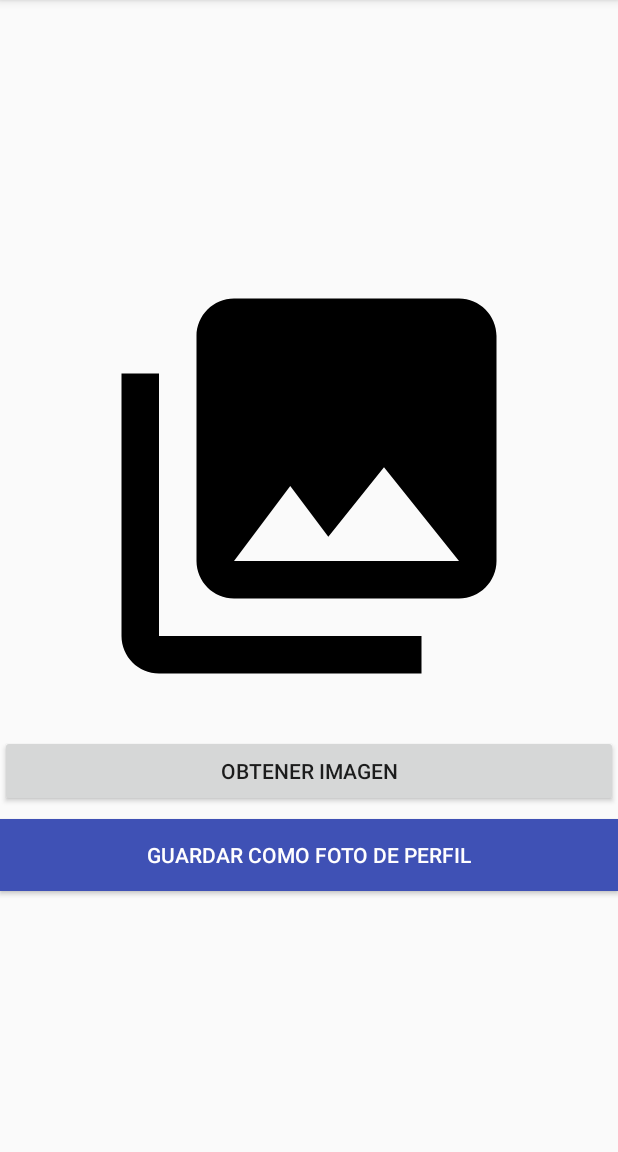
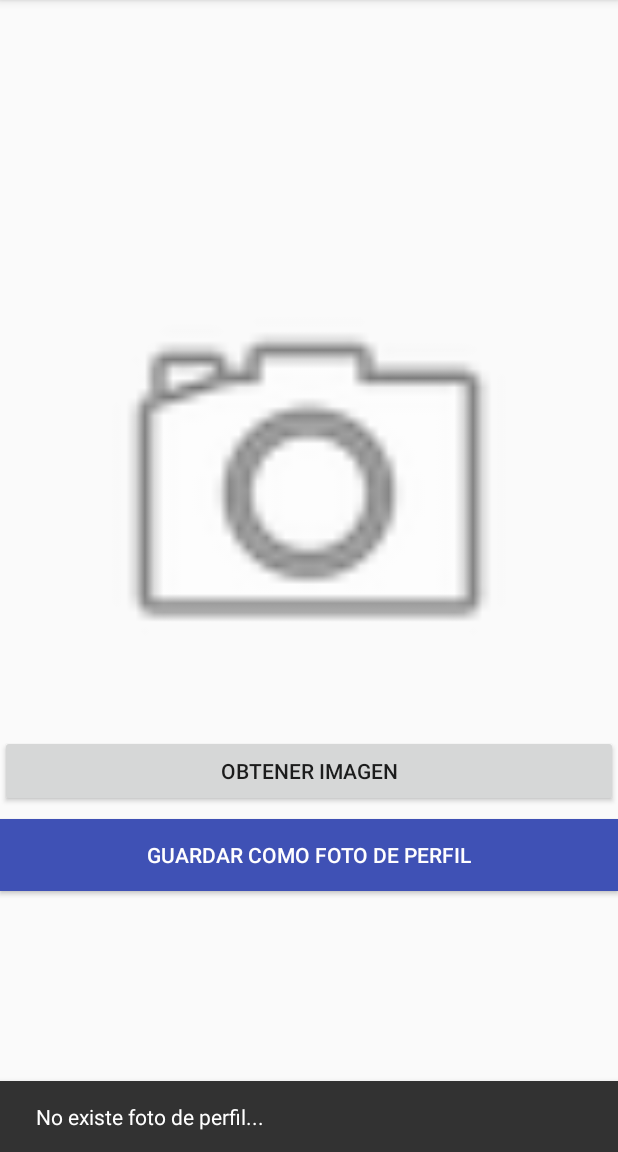
Before and after one commit to jossanjim3/frontend-entregable-1, an Android app: the PhotoProfileActivity screen opened directly, with no data from a screen before it, on a phone screen of 412 x 824 dp, the part 84-1236 px from its top. Run offline under Robolectric (Android 15) with nearby library versions, the phone set to English and light mode, and no system bars; our stand-ins replace Firebase (no records; nobody signed in at launch, a user with empty details on screens opened directly); pictures from the network do not load.

Commit message:
proceso cambiar foto de perfil funcionando ok

```diff
--- a/app/src/main/java/us/master/entregable1/PhotoProfileActivity.java
+++ b/app/src/main/java/us/master/entregable1/PhotoProfileActivity.java
@@ -7,6 +7,7 @@ import androidx.core.app.ActivityCompat;
 import androidx.core.content.ContextCompat;
 
 import android.Manifest;
+import android.app.ProgressDialog;
 import android.content.Intent;
 import android.content.pm.PackageManager;
 import android.net.Uri;
@@ -26,6 +27,7 @@ import com.google.android.gms.tasks.Task;
 import com.google.android.material.snackbar.BaseTransientBottomBar;
 import com.google.android.material.snackbar.Snackbar;
 import com.google.firebase.auth.FirebaseAuth;
+import com.google.firebase.storage.FileDownloadTask;
 import com.google.firebase.storage.StorageReference;
 import com.google.firebase.storage.UploadTask;
 
@@ -63,7 +65,38 @@ public class PhotoProfileActivity extends AppCompatActivity {
     }
 
     private void cargarFotoPerfil() {
-        Toast.makeText(this, "Cargando foto...", Toast.LENGTH_SHORT).show();
+        // Toast.makeText(this, "Cargando foto perfil...", Toast.LENGTH_SHORT).show();
+        ProgressDialog progress = new ProgressDialog(this);
+        progress.setTitle("Loading");
+        progress.setMessage("Wait while loading photo profile...");
+        progress.setCancelable(false); // disable dismiss by tapping outside of the dialog
+        progress.show();
+
+        com.google.firebase.storage.FirebaseStorage storage = com.google.firebase.storage.FirebaseStorage.getInstance();
+        StorageReference storageReference = storage.getReference().child("users").child(FirebaseAuth.getInstance().getUid()).child("photoProfile");
+
+        if (storageReference != null) {
+            storageReference.getDownloadUrl().addOnCompleteListener(new OnCompleteListener<Uri>() {
+                @Override
+                public void onComplete(@NonNull Task<Uri> task) {
+                    if (task.isSuccessful()) {
+                        Glide.with(PhotoProfileActivity.this).load(task.getResult())
+                                .placeholder(R.drawable.ic_launcher_background)
+                                .centerCrop().into(takePictureImagen);
+                        // takePictureImagen.setImageURI(task.getResult());
+                        // Toast.makeText(PhotoProfileActivity.this, "Foto seleccionada como foto perfil!", Toast.LENGTH_SHORT).show();
+                    } else {
+                        // no existe foto de perfil
+                        // Toast.makeText(PhotoProfileActivity.this, "No existe foto de perfil2...", Toast.LENGTH_LONG).show();
+                        takePictureImagen.setImageResource(android.R.drawable.ic_menu_camera);
+                        Snackbar.make(takePictureButton, "No existe foto de perfil...", Snackbar.LENGTH_LONG).show();
+                    }
+                    progress.dismiss();
+                }
+            });
+        } else {
+            Toast.makeText(this, "No existe foto de perfil...", Toast.LENGTH_LONG).show();
+        }
     }
 
     private void takePicture() {
@@ -131,10 +164,16 @@ public class PhotoProfileActivity extends AppCompatActivity {
 
     private void savePictureAsProfilePhoto() {
 
-        Toast.makeText(PhotoProfileActivity.this, "Espere mientras se guarda como foto perfil...", Toast.LENGTH_SHORT).show();
+        Toast.makeText(PhotoProfileActivity.this, "Espere mientras se guarda como foto perfil...", Toast.LENGTH_LONG).show();
+
+        ProgressDialog progress = new ProgressDialog(this);
+        progress.setTitle("Saving");
+        progress.setMessage("Wait while saving...");
+        progress.setCancelable(false); // disable dismiss by tapping outside of the dialog
+        progress.show();
 
         com.google.firebase.storage.FirebaseStorage storage = com.google.firebase.storage.FirebaseStorage.getInstance();
-        StorageReference storageReference = storage.getReference().child("users").child(FirebaseAuth.getInstance().getUid()).child(filePicture.getName());
+        StorageReference storageReference = storage.getReference().child("users").child(FirebaseAuth.getInstance().getUid()).child("photoProfile");
         // storageReference.delete();
         UploadTask uploadTask = storageReference.putFile(Uri.fromFile(filePicture));
         uploadTask.addOnCompleteListener(new OnCompleteListener<UploadTask.TaskSnapshot>() {
@@ -152,6 +191,8 @@ public class PhotoProfileActivity extends AppCompatActivity {
                                         .centerCrop().into(takePictureImagen);
                                 // takePictureImagen.setImageURI(task.getResult());
                                 Toast.makeText(PhotoProfileActivity.this, "Foto seleccionada como foto perfil!", Toast.LENGTH_SHORT).show();
+                                // To dismiss the dialog
+                                progress.dismiss();
                             }
                         }
                     });
```
